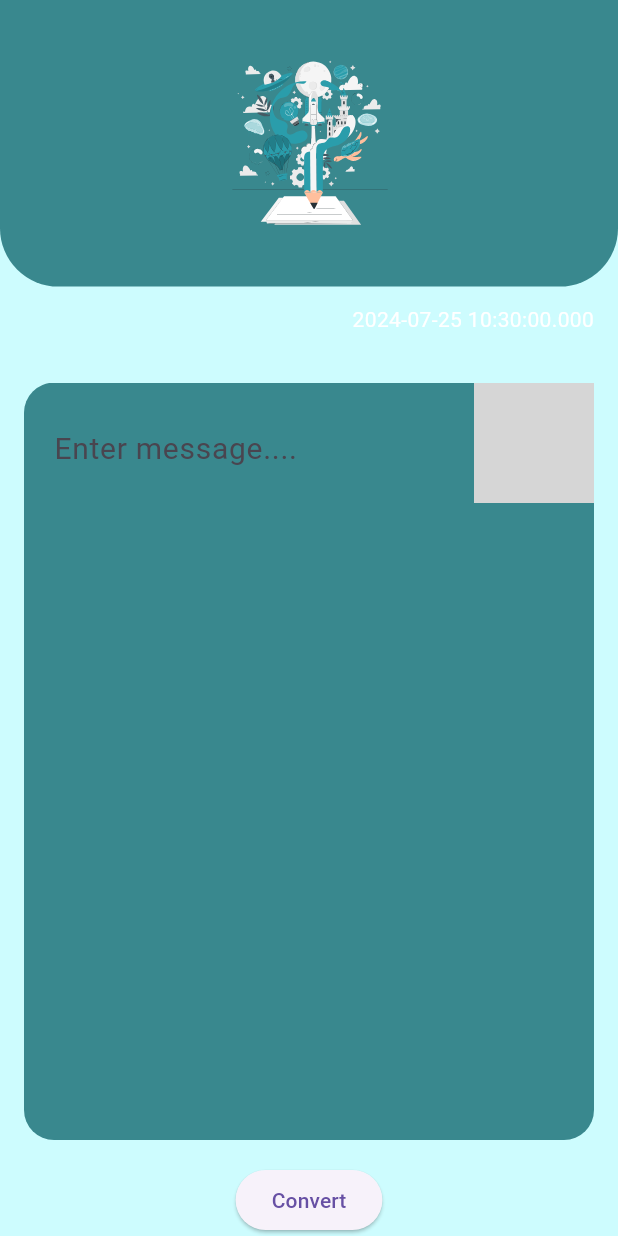
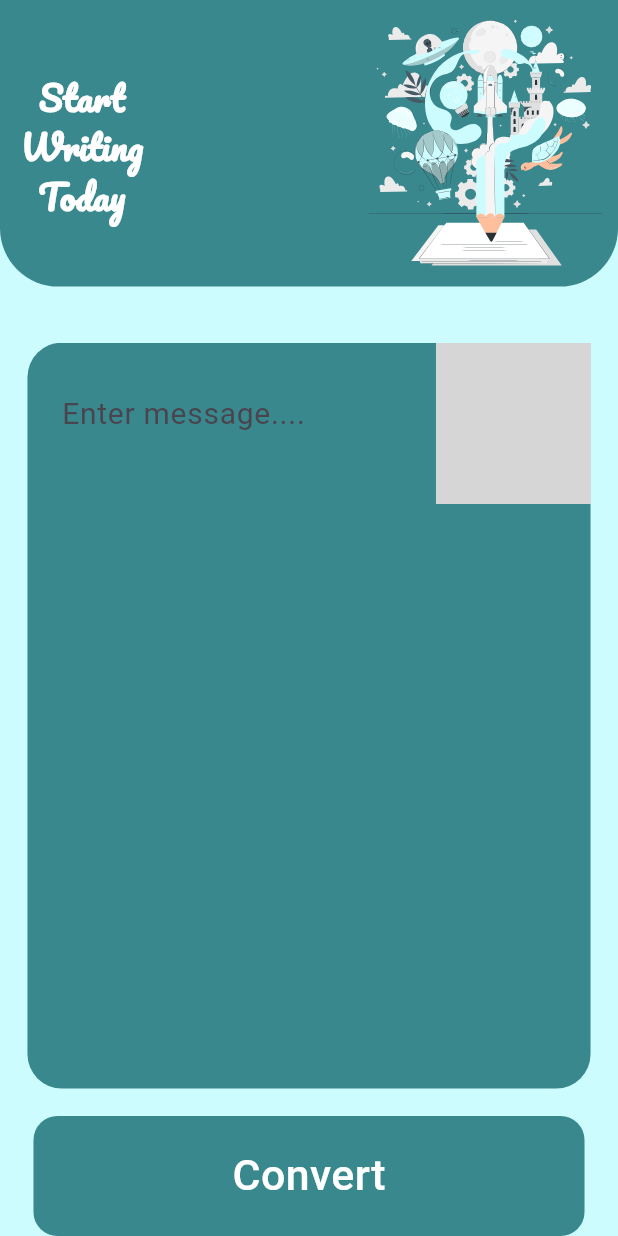
Before and after one commit to Naveed-kaimkhani/speech-therapy, a Flutter app: the screen it shows after launch, on a phone screen of 412 x 824 dp. Run offline on Flutter 3.47's test engine with Material 3 defaults, Android fonts, the light colour scheme and no system bars; our stand-ins replace flutter_screenutil, flutter_svg, google_fonts, google_nav_bar, lottie; grey boxes are pictures that could not be loaded.

Commit message:
notepad scrreen

```diff
--- a/lib/main.dart
+++ b/lib/main.dart
@@ -34,7 +34,7 @@ class MyApp extends StatelessWidget {
           theme: ThemeData(
             primarySwatch: Colors.blue,
           ),
-          home:GetData(),
+          home:NotePad(),
           onGenerateRoute: Routes.onGenerateRoute,
         );
       },
--- a/lib/presentation/notepad.dart
+++ b/lib/presentation/notepad.dart
@@ -3,117 +3,26 @@ import 'package:flutter/material.dart';
 import 'package:flutter/widgets.dart';
 import 'package:flutter_screenutil/flutter_screenutil.dart';
 import 'package:flutter_svg/flutter_svg.dart';
+import 'package:google_fonts/google_fonts.dart';
+import 'package:speech_therapy/presentation/widgets/auth_button.dart';
 import 'package:speech_therapy/style/images.dart';
 import 'package:speech_therapy/style/styling.dart';
 
-class GetData extends StatefulWidget {
+class NotePad extends StatefulWidget {
   @override
-  State<GetData> createState() => _GetDataState();
+  State<NotePad> createState() => _NotePadState();
 }
 
-class _GetDataState extends State<GetData> {
+class _NotePadState extends State<NotePad> {
   final titleController = TextEditingController();
   final messageController = TextEditingController();
-  String? date;
-
-  void showErrorDialog(String title, String message) {
-    showDialog(
-      context: context,
-      builder: (context) {
-        return AlertDialog(
-          title:
-              Center(child: Text(title, style: const TextStyle(fontSize: 30))),
-          content: Column(
-            mainAxisSize: MainAxisSize.min,
-            children: [
-              const Icon(Icons.cancel, color: Colors.red, size: 130),
-              const SizedBox(height: 12),
-              Center(
-                child: Text(
-                  message,
-                  textAlign: TextAlign.center,
-                  style: const TextStyle(
-                      fontSize: 25, fontWeight: FontWeight.bold),
-                ),
-              ),
-            ],
-          ),
-          actions: [
-            TextButton(
-              onPressed: () {
-                Navigator.pop(context);
-              },
-              child: const Text('Ok'),
-            ),
-          ],
-        );
-      },
-    );
-  }
-
-  void showSuccessDialog(String title, String message) {
-    showDialog(
-      context: context,
-      builder: (context) {
-        return AlertDialog(
-          title:
-              Center(child: Text(title, style: const TextStyle(fontSize: 30))),
-          content: Column(
-            mainAxisSize: MainAxisSize.min,
-            children: [
-              const Icon(Icons.check_circle, color: Colors.green, size: 130),
-              const SizedBox(height: 12),
-              Center(
-                child: Text(
-                  message,
-                  textAlign: TextAlign.center,
-                  style: const TextStyle(
-                      fontSize: 25, fontWeight: FontWeight.bold),
-                ),
-              ),
-            ],
-          ),
-          actions: [
-            TextButton(
-              onPressed: () {
-                Navigator.pop(context);
-              },
-              child: const Text('Ok'),
-            ),
-          ],
-        );
-      },
-    );
-  }
-
-  void saveData() {
-    if (titleController.text.isEmpty && messageController.text.isEmpty) {
-      showErrorDialog('Error', 'Enter Some Data Before Saving');
-    } else {
-      // Simulate saving data
-      Navigator.pop(context);
-      showSuccessDialog('Data Saved', 'Your Data has been saved Successfully');
-    }
-  }
-
-  void updateData() {
-    if (titleController.text.isEmpty && messageController.text.isEmpty) {
-      showErrorDialog('Error', 'Update Some Data Before Updating');
-    } else {
-      // Simulate updating data
-      Navigator.pop(context);
-      showSuccessDialog(
-        'Data Updated',
-        'Your Data has been Updated Successfully',
-      );
-    }
-  }
+  // String? date;
 
   @override
   void initState() {
     super.initState();
     // Setting an initial date for display purposes
-    date = DateTime.now().toString();
+    // date = DateTime.now().toString();
   }
 
   @override
@@ -131,39 +40,44 @@ class _GetDataState extends State<GetData> {
                 bottomRight: Radius.circular(34.r),
               ),
             ),
-            child: Padding(
-              padding: const EdgeInsets.all(8.0),
-              child: Center(
-                  // child: Image.asset(Images.login_icon),
-                  child: SvgPicture.asset(
-                Images.write,
-                height: 100.h,
-              )),
-            ),
+            child: Center(
+                // child: Image.asset(Images.login_icon),
+                child: Row(
+              mainAxisAlignment: MainAxisAlignment.spaceBetween,
+              children: [
+                Padding(
+                  padding: EdgeInsets.only(left: 12.w, top: 4.h),
+                  child: Text(
+                    'Start\nWriting\nToday',
+                    textAlign: TextAlign.center,
+                    style: GoogleFonts.pacifico(
+                      textStyle: TextStyle(
+                        fontSize: 20.sp,
+                        fontWeight: FontWeight.bold,
+                        color: Colors.white,
+                      ),
+                    ),
+                  ),
+                ),
+                SvgPicture.asset(
+                  Images.write,
+                  height: 150.h,
+                ),
+              ],
+            )),
           ),
-          const SizedBox(height: 12),
-          Container(
-            padding: const EdgeInsets.symmetric(horizontal: 16),
-            child: Align(
-              alignment: Alignment.centerRight,
-              child: Text(
-                date!,
-                style: const TextStyle(fontSize: 14, color: Colors.white),
-              ),
-            ),
-          ),
-          const SizedBox(height: 16),
+          SizedBox(height: 16.h),
           Expanded(
             child: Padding(
-              padding: const EdgeInsets.all(16.0),
+              padding: EdgeInsets.all(16.w),
               child: Stack(
                 children: [
                   Container(
                     height: double.infinity,
-                    padding: const EdgeInsets.all(20),
+                    padding: EdgeInsets.all(20.w),
                     decoration: BoxDecoration(
                       color: Styling.darkBlue, // Brighter color for kids
-                      borderRadius: BorderRadius.circular(20),
+                      borderRadius: BorderRadius.circular(20.r),
                     ),
                     child: TextField(
                       controller: messageController,
@@ -181,14 +95,14 @@ class _GetDataState extends State<GetData> {
                     ),
                   ),
                   Positioned(
-                    right: -20, // Adjust the position to ensure overlap
-                    top: -20, // Adjust the position to ensure overlap
+                    right: -10.w, // Adjust the position to ensure overlap
+                    top: -10.h, // Adjust the position to ensure overlap
                     child: Container(
-                      height: 100, // Adjust height as needed
-                      width: 100, // Adjust width as needed
+                      height: 100.h, // Adjust height as needed
+                      width: 100.w, // Adjust width as needed
                       child: ClipRRect(
                         borderRadius: BorderRadius.circular(
-                            20), // Match the text box radius
+                            20.r), // Match the text box radius
                         child: Image.asset(
                           Images.bird, // Replace with the actual image path
                           fit: BoxFit.cover,
@@ -200,10 +114,13 @@ class _GetDataState extends State<GetData> {
               ),
             ),
           ),
-          ElevatedButton(
-            onPressed: () {},
-            child: Text("Convert"),
-          ),
+          AuthButton(
+            text: "Convert",
+            func: () {
+              // Add the conversion logic here
+            },
+            color: Styling.darkBlue,
+          )
         ],
       ),
     );
--- /dev/null
+++ b/lib/presentation/widgets/auth_button.dart
@@ -0,0 +1,38 @@
+import 'package:flutter/material.dart';
+import 'package:flutter_screenutil/flutter_screenutil.dart';
+
+class AuthButton extends StatelessWidget {
+  String? text;
+  Function()? func;
+  Color? color;
+  AuthButton({
+    required this.text,
+    required this.func,
+    required this.color,
+    Key? key,
+  }) : super(key: key);
+
+  @override
+  Widget build(BuildContext context) {
+    return InkWell(
+      onTap: func,
+      child: Container(
+        width: 321.w,
+        height: 67.h,
+        decoration: BoxDecoration(
+          color: color,
+          borderRadius: BorderRadius.circular(14.r),
+        ),
+        child: Center(
+          child: Text(
+            text!,
+            style: TextStyle(
+                fontSize: 25.sp,
+                fontWeight: FontWeight.w500,
+                color: Colors.white),
+          ),
+        ),
+      ),
+    );
+  }
+}
--- a/lib/style/styling.dart
+++ b/lib/style/styling.dart
@@ -6,7 +6,7 @@ class Styling {
   static const primaryColor = Color(0xffF5AD0D);
 
   static const secondaryColor = Color.fromARGB(255, 250, 221, 158);
-  static Color lightBlue = Color.fromARGB(255, 205, 252, 254);
+  static Color lightBlue = Color.fromRGBO(205, 252, 254, 1);
   static Color darkBlue = Color(0xff39888e);
   static Color yellow = Color(0xffffe9a7);
   static Color pink = Color(0xfff1e7f5);
```
Also changed, not shown: assets/images/write.svg.
